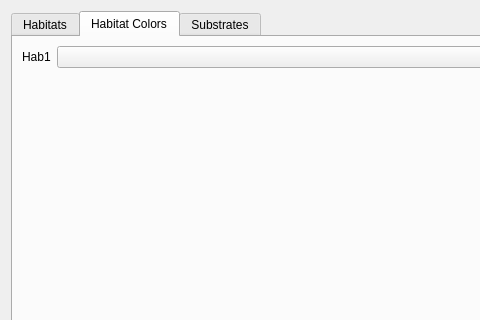
Before: the Qt Designer form preferences.ui in jkibele/benthic_photo_survey, drawn with Qt 5; both pictures show x 0 to 480 and y 0 to 320 of the 640 by 480 pixel window.
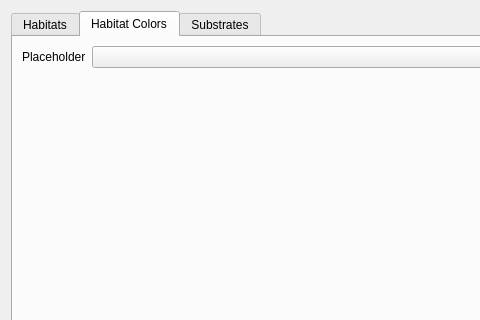
After: the same form once the commit is applied. The open tabs and pages were chosen to show the change. Custom widgets are drawn as their Qt base class.

Commit message: Added a makefile to process my gui files.

What changed in the file:
```diff
--- a/preferences.ui
+++ b/preferences.ui
@@ -42,10 +42,13 @@
       <layout class="QGridLayout" name="gridLayout_3">
        <item row="0" column="0">
         <layout class="QFormLayout" name="formLayout">
+         <property name="fieldGrowthPolicy">
+          <enum>QFormLayout::AllNonFixedFieldsGrow</enum>
+         </property>
          <item row="0" column="0">
           <widget class="QLabel" name="label">
            <property name="text">
-            <string>Hab1</string>
+            <string>Placeholder</string>
            </property>
           </widget>
          </item>
```
Left out of the diff: 6 changed lines with no effect on the pictures. The commit also changes 5 other files.
